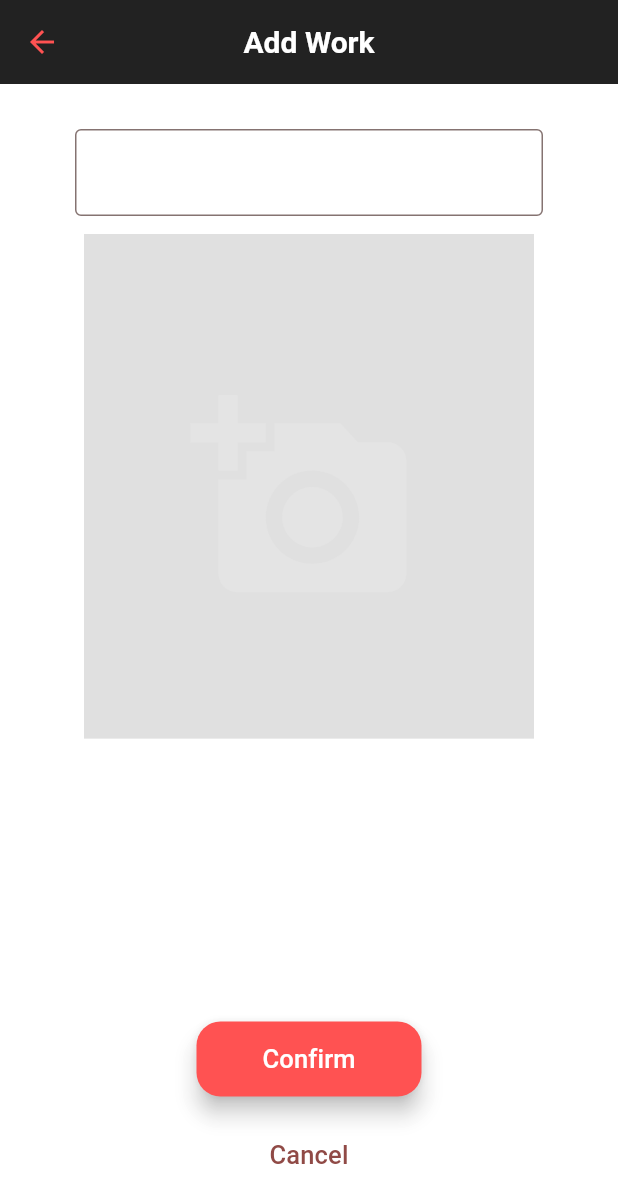
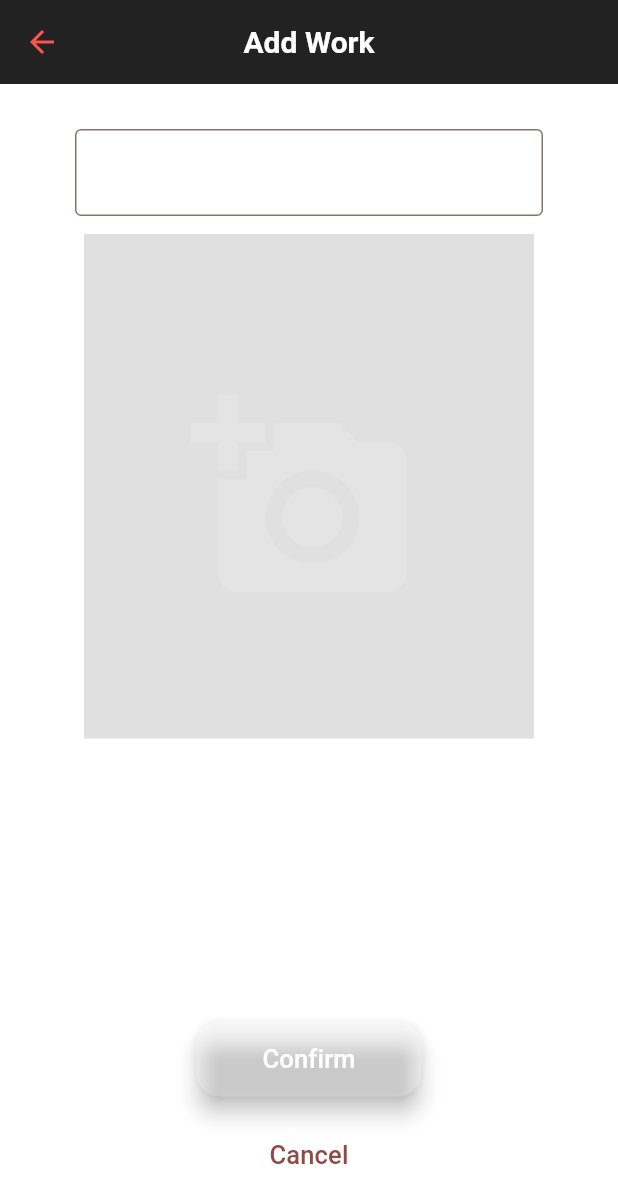
Before and after one commit to kiennguyenGH/CritiqueCorner, a Flutter app: the screen it shows after launch, item 2 of the bottom bar chosen, after a tap on the "add" icon, on a phone screen of 412 x 824 dp. Shown: the top 1203 px of the screen. Run offline on Flutter 3.47's test engine with Material 3 defaults, Android fonts, the light colour scheme and no system bars; our stand-ins replace audioplayers, image_picker.

Commit message:
Implement adding work

```diff
--- a/lib/add_works.dart
+++ b/lib/add_works.dart
@@ -1,5 +1,6 @@
 import 'dart:async';
 import 'dart:io';
+import 'package:critique_corner/work_item.dart';
 import 'package:flutter/cupertino.dart';
 import 'package:flutter/material.dart';
 import 'package:image_picker/image_picker.dart';
@@ -14,24 +15,42 @@ class AddWorksPage extends StatefulWidget {
 class _AddWorksPageState extends State<AddWorksPage> {
 
   final _textController = TextEditingController();
-
-   File? _selectedImage;
+  bool isNotNull = false;
+  File? _selectedImage;
+  Color buttonColor = Colors.white24;
 
   Future _selectImageFromGallery() async {
     final returnedImage = await ImagePicker().pickImage(source: ImageSource.gallery);
 
-    if (returnedImage == null) return;
+    if (returnedImage == null) {
+      setState(() {
+        buttonColor = Colors.white24;
+        isNotNull = false;
+      });
+      return;
+    }
     setState(() {
-      _selectedImage = File(returnedImage!.path);
+      buttonColor = Colors.redAccent;
+      isNotNull =  true;
+      _selectedImage = File(returnedImage.path);
     });
   }
 
   Future _selectImageFromCamera() async {
     final returnedImage = await ImagePicker().pickImage(source: ImageSource.camera);
 
-    if (returnedImage == null) return;
+    if (returnedImage == null)
+    {
+      setState(() {
+        buttonColor = Colors.white24;
+        isNotNull = false;
+      });
+      return;
+    }
     setState(() {
-      _selectedImage = File(returnedImage!.path);
+      buttonColor = Colors.redAccent;
+      isNotNull =  true;
+      _selectedImage = File(returnedImage.path);
     });
   }
 
@@ -54,11 +73,11 @@ class _AddWorksPageState extends State<AddWorksPage> {
               // alignment: Alignment.center,
               height: 60,
               margin: const EdgeInsets.only(top: 30, left: 50, right: 50),
-              child: _selectedImage != null ? Image.file(_selectedImage!) : TextField(
+              child: TextField(
                 style: const TextStyle(color: Colors.white, fontSize: 17),
                 controller: _textController,
                 decoration: const InputDecoration(
-                    labelText: "Title",
+                    labelText: "Title (Optional)",
                     labelStyle: TextStyle(color: Colors.white24, fontSize: 20),
                     border: OutlineInputBorder()
                 ),
@@ -67,12 +86,18 @@ class _AddWorksPageState extends State<AddWorksPage> {
             Expanded(
               flex: 50,
               child: Container(
-                color: Colors.black12,
+                // color: Colors.black12,
                 margin: const EdgeInsets.only(top:10),
                 height: 300,
                 width: 300,
+                decoration: _selectedImage != null ? BoxDecoration(
+                  image: DecorationImage(image: FileImage(_selectedImage!))
+                ) : const BoxDecoration(color: Colors.black12),
                 child: ListTile(
-                  title: const Center(child: Icon(Icons.add_a_photo, color: Colors.white12, size: 150,)),
+                  title: Visibility(
+                    visible: !isNotNull,
+                    child: const Center(
+                        child: Icon(Icons.add_a_photo, color: Colors.white12, size: 150,))),
                   onTap: (){
                     showCupertinoModalPopup(context: context,
                       builder: (BuildContext context) => CupertinoActionSheet(
@@ -81,14 +106,14 @@ class _AddWorksPageState extends State<AddWorksPage> {
                           CupertinoActionSheetAction(
                            onPressed: (){
                              _selectImageFromGallery();
-                             // Navigator.pop(context);
+                             Navigator.pop(context);
                            },
                             child: const Text("From Gallery", style: TextStyle(color: Colors.blue, fontSize: 25))
                           ),
                           CupertinoActionSheetAction(
                             onPressed: (){
                               _selectImageFromCamera();
-                              // Navigator.pop(context);
+                              Navigator.pop(context);
                             },
                             child: const Text("From Camera", style: TextStyle(color: Colors.blue, fontSize: 25))
                           ),
@@ -109,9 +134,9 @@ class _AddWorksPageState extends State<AddWorksPage> {
               height: 50,
               width: 150,
               child: FloatingActionButton(
-                onPressed:
-                    () {Navigator.of(context).pop();},
-                backgroundColor: Colors.redAccent,
+                onPressed: isNotNull ? () {Navigator.of(context).pop(
+                  WorkItem(_textController.text, FileImage(_selectedImage!), <String>[]));} : null,
+                backgroundColor: buttonColor,
                 child: const Text(
                   "Confirm",
                   style: TextStyle(color: Colors.white, fontSize: 17),
--- /dev/null
+++ b/lib/work_item.dart
@@ -0,0 +1,8 @@
+import 'package:flutter/material.dart';
+
+class WorkItem {
+  String title;
+  FileImage picture;
+  List<String> comments;
+  WorkItem(this.title, this.picture, this.comments);
+}
--- a/lib/works.dart
+++ b/lib/works.dart
@@ -1,5 +1,7 @@
 import 'package:critique_corner/add_works.dart';
+import 'package:critique_corner/work_item.dart';
 import 'package:flutter/material.dart';
+import 'package:flutter/cupertino.dart';
 
 class WorksPage extends StatefulWidget {
   const WorksPage({super.key});
@@ -9,6 +11,23 @@ class WorksPage extends StatefulWidget {
 }
 
 class _WorksPageState extends State<WorksPage> {
+
+  static List<WorkItem> worksList = <WorkItem> [];
+
+  void addWork(WorkItem item)
+  {
+    setState(() {
+      worksList.add(item);
+    });
+  }
+
+  void deleteWork(WorkItem item)
+  {
+    setState(() {
+      worksList.remove(item);
+    });
+  }
+
   @override
   Widget build(BuildContext context) {
     return Scaffold(
@@ -23,8 +42,12 @@ class _WorksPageState extends State<WorksPage> {
             IconButton(
                 color: Colors.redAccent,
                 iconSize: 30,
-                onPressed: () {
-                  Navigator.push(context, MaterialPageRoute(builder: (context) => const AddWorksPage()));
+                onPressed: () async {
+                  final newValue = await Navigator.push(context, MaterialPageRoute(builder: (context) => const AddWorksPage()));
+                  if (newValue != null)
+                  {
+                    addWork(newValue);
+                  }
                 },
                 icon: const Icon(Icons.add)
             ),
@@ -32,17 +55,38 @@ class _WorksPageState extends State<WorksPage> {
         ),
         body: GridView.builder(
             gridDelegate: const SliverGridDelegateWithFixedCrossAxisCount(crossAxisCount: 3),
-            itemCount: 3,
+            itemCount: worksList.length,
             itemBuilder: (context, index)
             {
               return Padding(
                 padding: const EdgeInsets.all(8),
                 child: Container(
-                    color: Colors.black12,
                     height: 50,
                     width: 50,
+                    decoration: BoxDecoration(
+                      image: DecorationImage(
+                        image: worksList[index].picture,
+                          fit: BoxFit.cover
+                      ),
+                    ),
                     child: ListTile(
                       onTap: (){},
+                      onLongPress: (){
+                        showCupertinoModalPopup(context: context,
+                            builder: (BuildContext context) => CupertinoActionSheet(
+                              actions: <CupertinoActionSheetAction>[
+                                CupertinoActionSheetAction(
+                                    onPressed: (){
+                                      deleteWork(worksList[index]);
+                                      Navigator.pop(context);
+                                    },
+                                    child: const Text("Delete Work", style: TextStyle(color: Colors.redAccent, fontSize: 25))
+                                ),
+                              ],
+
+                            )
+                        );
+                      },
                     )
                 ),
               );
```
